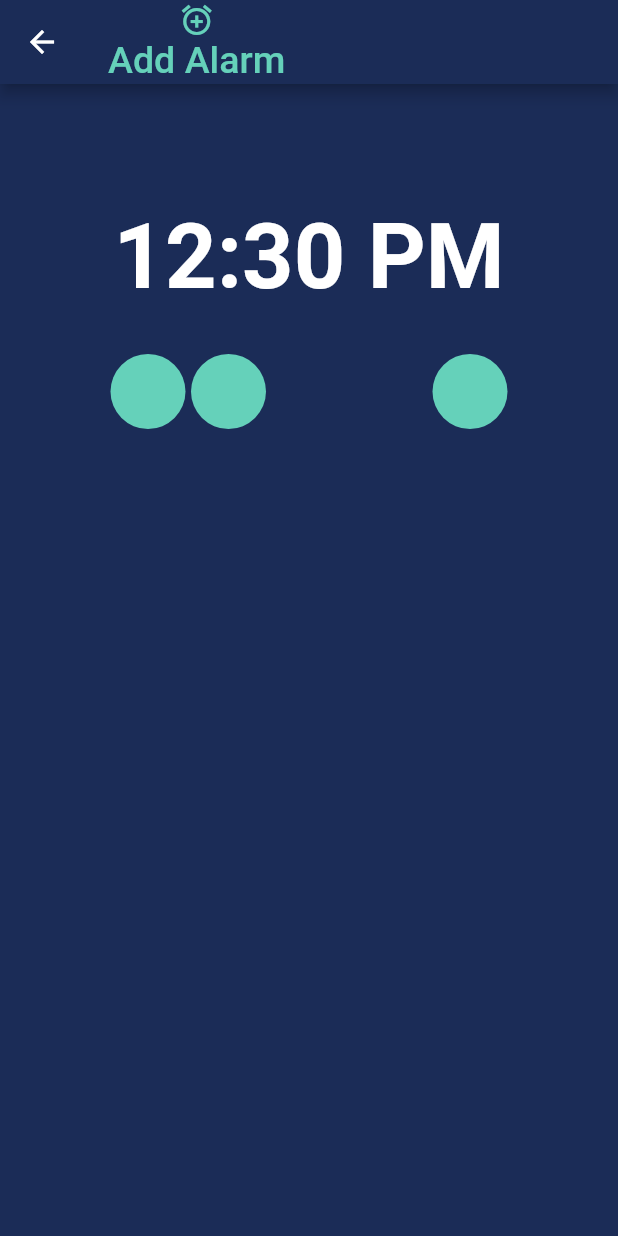
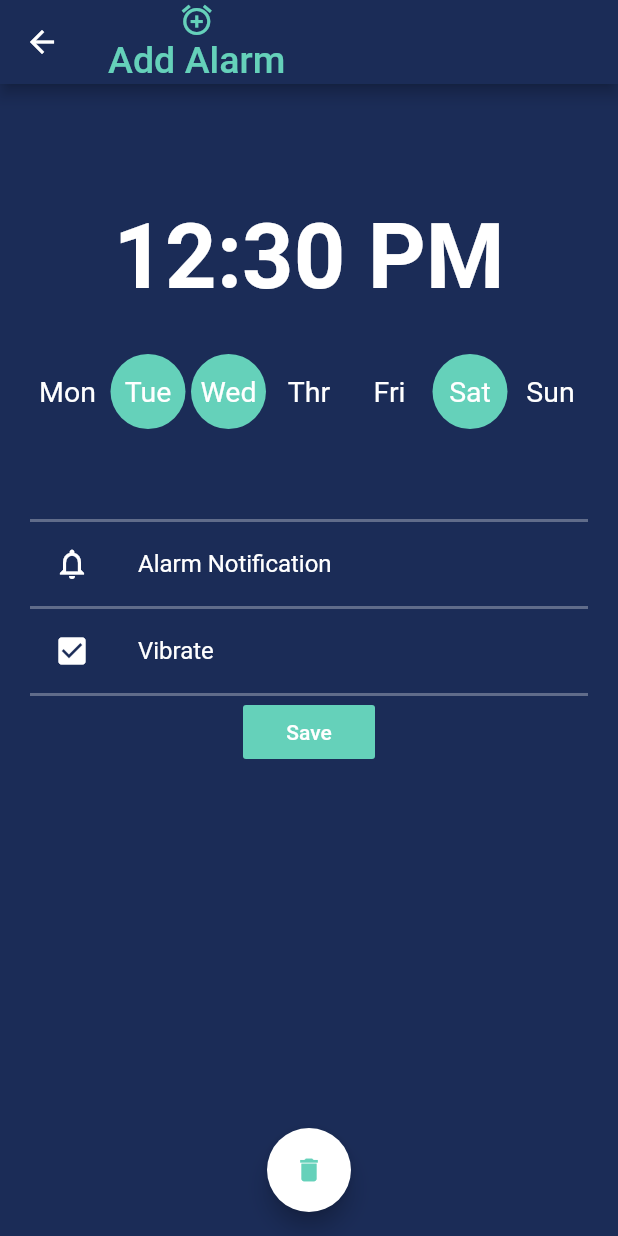
Before and after one commit to asifimtiazahmed/flutter_clock, a Flutter app: the AddAlarm screen opened directly, on a phone screen of 412 x 824 dp. Run offline on Flutter 3.47's test engine with Material 2 defaults, Android fonts, the phone set to English and light mode, and no system bars.

```diff
--- a/lib/add-alarm.dart
+++ b/lib/add-alarm.dart
@@ -61,7 +61,40 @@ class _AddAlarmState extends State<AddAlarm> {
                 circleDay('Sun', context, false),
               ],
             ),
+            SizedBox(height: 60,),
+            SizedBox(height: 2.0, child: Container(color: Colors.white30,),),
+            ListTile(
+              leading: Icon(Icons.notifications_none, color: Colors.white,),
+              title: Text('Alarm Notification', style: TextStyle(
+                color: Colors.white,
+              ),),
+            ),
+            SizedBox(height: 2.0, child: Container(color: Colors.white30,),),
+            ListTile(
+              leading: Icon(Icons.check_box, color: Colors.white,),
+              title: Text('Vibrate', style: TextStyle(
+                color: Colors.white,
+              ),),
+            ),
+            SizedBox(height: 2.0, child: Container(color: Colors.white30,),),
+            FlatButton(
+              color: Theme.of(context).accentColor,
+              child: Text('Save', style: TextStyle(
+                color: Colors.white,
+              ),),
+              onPressed: () => Navigator.of(context).pop(),
+            ),
           ],
+        ),
+      ),
+      floatingActionButtonLocation: FloatingActionButtonLocation.centerFloat,
+      floatingActionButton: FloatingActionButton(
+        onPressed: () => Navigator.of(context).pop(),
+        backgroundColor: Colors.white,
+        child: Icon(
+          Icons.delete,
+          size: 20.0,
+          color: Theme.of(context).accentColor,
         ),
       ),
     );
--- a/lib/main.dart
+++ b/lib/main.dart
@@ -1,4 +1,5 @@
 import 'package:flutter/material.dart';
+import 'add-alarm.dart';
 import 'home.dart';
 
 void main() {
@@ -12,7 +13,7 @@ class MyApp extends StatelessWidget {
     return MaterialApp(
       initialRoute: '/',
       routes: {
-        // '/add-alarm': AddAlarm(),
+        '/add-alarm': (context) => AddAlarm(),
       },
       title: 'Flutter Clock',
       theme: ThemeData(
--- a/lib/widgets/circle_dat.dart
+++ b/lib/widgets/circle_dat.dart
@@ -6,8 +6,19 @@ return Container(
   height: 50.0,
   decoration: BoxDecoration(
     color: (enabled)?Theme.of(context).accentColor:Colors.transparent,
-    borderRadius: BorderRadiusDirectional.circular(100.0)
-
+    borderRadius: BorderRadiusDirectional.circular(100.0),
+  ),
+  child: Padding(
+    padding: EdgeInsets.all(1.0),
+    child: Center(
+      child: Text(
+        day,
+        style: TextStyle(
+          color: Colors.white,
+          fontSize: 19.0,
+        ),
+      ),
+    ),
   ),
 );
 }
--- a/name_log.dart
+++ b/name_log.dart
@@ -25,7 +25,7 @@ commit3: done
 commit4: done
 
 Sept 18th:
-commit1:
+commit1: pending
 commit2:
 commit3:
 commit4:
```
